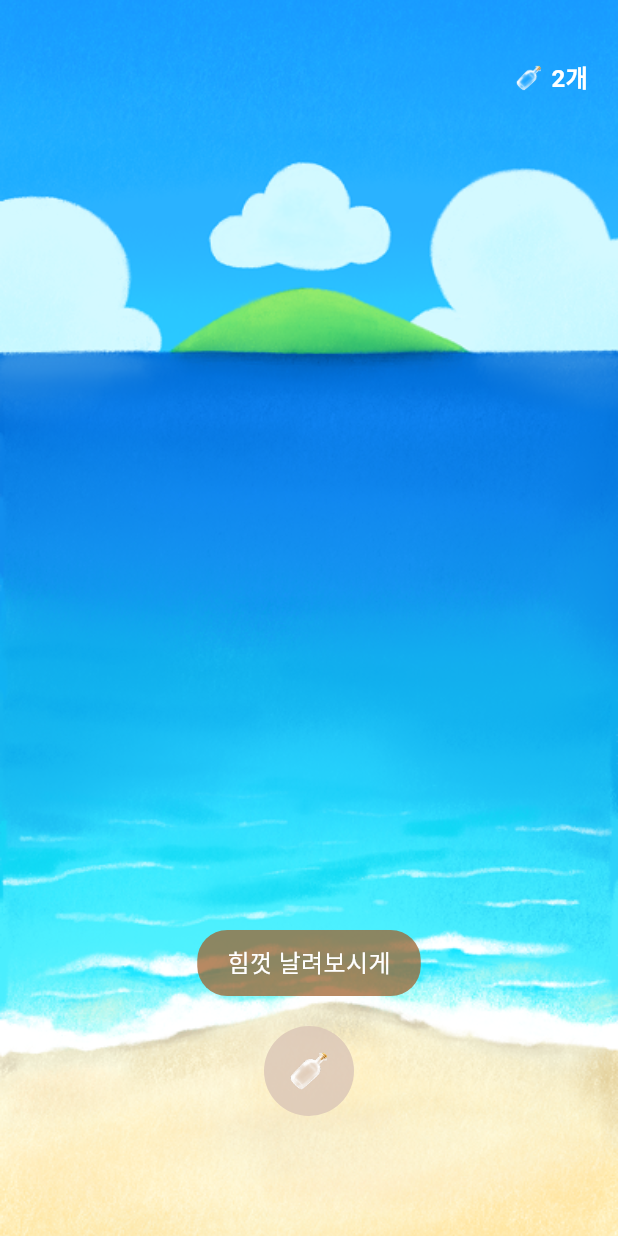
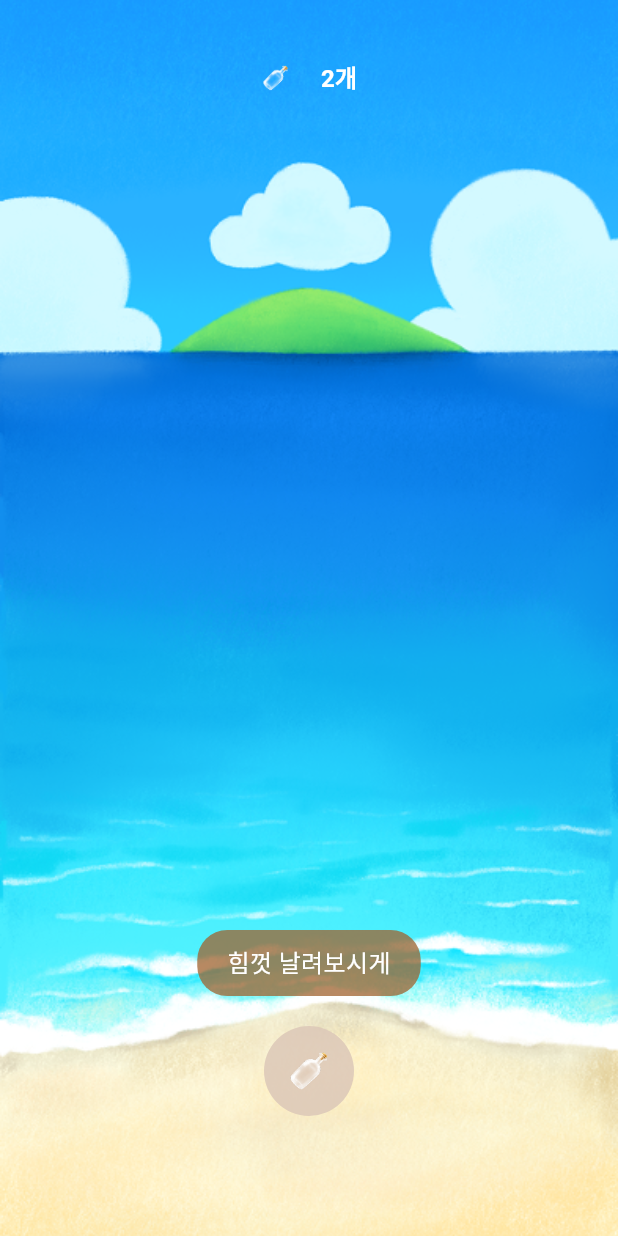
Before and after one commit to MalHaeDo/MalHaeDo_front, a Flutter app: the HomeScreen screen opened by its route, on a phone screen of 412 x 824 dp. Run offline on Flutter 3.47's test engine with Material 3 defaults, Android fonts, the light colour scheme and no system bars; our stand-ins replace flutter_svg.

Commit message:
fix: 온보딩 수정

```diff
--- a/lib/main.dart
+++ b/lib/main.dart
@@ -20,7 +20,7 @@ class MyApp extends StatelessWidget {
       theme: ThemeData(
         primarySwatch: Colors.blue,
       ),
-      initialRoute: "/reply",
+      initialRoute: "/Onboarding",
       routes: {
         '/Onboarding': (context) => FixedBackgroundProgressView(),
         '/home': (context) => HomeScreen(),
--- a/lib/screens/HomeScreen.dart
+++ b/lib/screens/HomeScreen.dart
@@ -28,11 +28,8 @@ class _HomeScreenState extends State<HomeScreen> {
               child: Padding(
                 padding: const EdgeInsets.symmetric(horizontal: 20),
                 child: Row(
-                  mainAxisAlignment: MainAxisAlignment.spaceBetween,
+                    mainAxisAlignment: MainAxisAlignment.center,
                     children: [
-                    // 상단 좌측 빈 공간
-                    SizedBox(width: 40),
-
                     // 중앙 로켓과 카운트
                     Row(
                       children: [
@@ -41,7 +38,7 @@ class _HomeScreenState extends State<HomeScreen> {
                       width: 20,
                       height: 20,
                       ),
-                      SizedBox(width: 5),
+                      SizedBox(width: 20),
                       Text(
                       '2개',
                       style: TextStyle(
--- a/pubspec.yaml
+++ b/pubspec.yaml
@@ -24,6 +24,7 @@ dev_dependencies:
   # rules and activating additional ones.
   flutter_lints: ^5.0.0
   flutter_svg: ^2.0.17
+  shared_preferences: ^2.5.2
 
 # For information on the generic Dart part of this file, see the
 # following page: https://dart.dev/tools/pub/pubspec
```
Also changed, not shown: lib/screens/Onboarding.dart (+7 -3 lines), pubspec.lock, 1 other file. Lines whose indentation alone changed are shown as unchanged.
